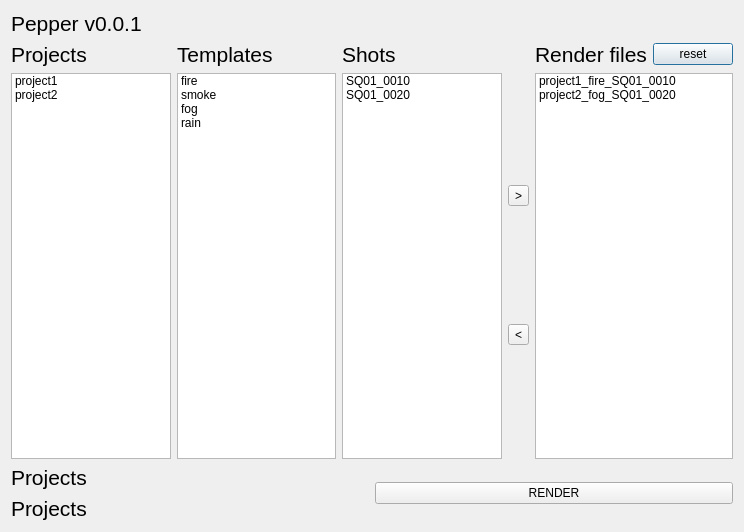
The window that ui/main.ui (NetflixVFX-Ac/BlackPepper) describes before a commit, drawn with Qt 5.
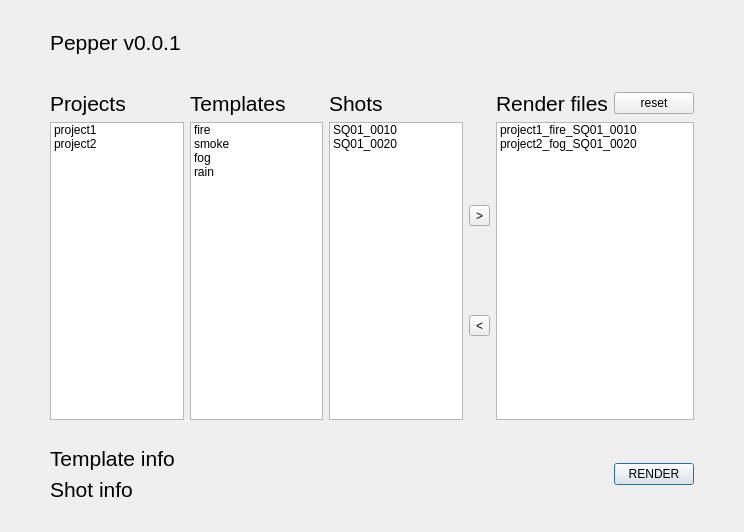
The same window after the commit.

What changed in the file:
```diff
--- a/ui/main.ui
+++ b/ui/main.ui
@@ -14,6 +14,85 @@
    <string>Dialog</string>
   </property>
   <layout class="QGridLayout" name="gridLayout_2">
+   <property name="leftMargin">
+    <number>50</number>
+   </property>
+   <property name="topMargin">
+    <number>30</number>
+   </property>
+   <property name="rightMargin">
+    <number>50</number>
+   </property>
+   <property name="bottomMargin">
+    <number>30</number>
+   </property>
+   <item row="2" column="0">
+    <layout class="QHBoxLayout" name="horizontalLayout">
+     <item>
+      <layout class="QVBoxLayout" name="verticalLayout_3">
+       <item>
+        <widget class="QLabel" name="template_info">
+         <property name="font">
+          <font>
+           <pointsize>16</pointsize>
+          </font>
+         </property>
+         <property name="text">
+          <string>Template info</string>
+         </property>
+        </widget>
+       </item>
+       <item>
+        <widget class="QLabel" name="shot_info">
+         <property name="font">
+          <font>
+           <pointsize>16</pointsize>
+          </font>
+         </property>
+         <property name="text">
+          <string>Shot info</string>
+         </property>
+        </widget>
+       </item>
+      </layout>
+     </item>
+     <item>
+      <spacer name="horizontalSpacer">
+       <property name="orientation">
+        <enum>Qt::Horizontal</enum>
+       </property>
+       <property name="sizeType">
+        <enum>QSizePolicy::Fixed</enum>
+       </property>
+       <property name="sizeHint" stdset="0">
+        <size>
+         <width>40</width>
+         <height>20</height>
+        </size>
+       </property>
+      </spacer>
+     </item>
+     <item>
+      <widget class="QPushButton" name="render_btn">
+       <property name="sizePolicy">
+        <sizepolicy hsizetype="Fixed" vsizetype="Fixed">
+         <horstretch>0</horstretch>
+         <verstretch>0</verstretch>
+        </sizepolicy>
+       </property>
+       <property name="minimumSize">
+        <size>
+         <width>0</width>
+         <height>0</height>
+        </size>
+       </property>
+       <property name="text">
+        <string>RENDER</string>
+       </property>
+      </widget>
+     </item>
+    </layout>
+   </item>
    <item row="0" column="0">
     <layout class="QVBoxLayout" name="verticalLayout_2">
      <item>
@@ -30,7 +109,19 @@
      </item>
      <item>
       <layout class="QGridLayout" name="gridLayout_3">
-       <item row="1" column="0">
+       <item row="1" column="2">
+        <widget class="QLabel" name="label_4">
+         <property name="font">
+          <font>
+           <pointsize>16</pointsize>
+          </font>
+         </property>
+         <property name="text">
+          <string>Shots</string>
+         </property>
+        </widget>
+       </item>
+       <item row="2" column="0">
         <widget class="QListWidget" name="listWidget">
          <item>
           <property name="text">
@@ -49,7 +140,7 @@
          </item>
         </widget>
        </item>
-       <item row="1" column="5">
+       <item row="2" column="5">
         <widget class="QListWidget" name="listWidget_4">
          <item>
           <property name="text">
@@ -68,7 +159,7 @@
          </item>
         </widget>
        </item>
-       <item row="1" column="1">
+       <item row="2" column="1">
         <widget class="QListWidget" name="listWidget_2">
          <item>
           <property name="text">
@@ -97,7 +188,7 @@
          </item>
         </widget>
        </item>
-       <item row="1" column="2">
+       <item row="2" column="2">
         <widget class="QListWidget" name="listWidget_3">
          <item>
           <property name="text">
@@ -116,61 +207,7 @@
          </item>
         </widget>
        </item>
-       <item row="1" column="3">
-        <layout class="QVBoxLayout" name="verticalLayout_4">
-         <item>
-          <widget class="QToolButton" name="toolButton_3">
-           <property name="text">
-            <string>&gt;</string>
-           </property>
-          </widget>
-         </item>
-         <item>
-          <widget class="QToolButton" name="toolButton_2">
-           <property name="text">
-            <string>&lt;</string>
-           </property>
-          </widget>
-         </item>
-        </layout>
-       </item>
-       <item row="0" column="0">
-        <widget class="QLabel" name="label">
-         <property name="font">
-          <font>
-           <pointsize>16</pointsize>
-          </font>
-         </property>
-         <property name="text">
-          <string>Projects</string>
-         </property>
-        </widget>
-       </item>
-       <item row="0" column="1">
-        <widget class="QLabel" name="label_2">
-         <property name="font">
-          <font>
-           <pointsize>16</pointsize>
-          </font>
-         </property>
-         <property name="text">
-          <string>Templates</string>
-         </property>
-        </widget>
-       </item>
-       <item row="0" column="2">
-        <widget class="QLabel" name="label_4">
-         <property name="font">
-          <font>
-           <pointsize>16</pointsize>
-          </font>
-         </property>
-         <property name="text">
-          <string>Shots</string>
-         </property>
-        </widget>
-       </item>
-       <item row="0" column="5">
+       <item row="1" column="5">
         <layout class="QHBoxLayout" name="horizontalLayout_2">
          <item>
           <widget class="QLabel" name="label_5">
@@ -193,48 +230,83 @@
          </item>
         </layout>
        </item>
+       <item row="2" column="3">
+        <layout class="QVBoxLayout" name="verticalLayout_4">
+         <item>
+          <widget class="QToolButton" name="append_btn">
+           <property name="text">
+            <string>&gt;</string>
+           </property>
+          </widget>
+         </item>
+         <item>
+          <widget class="QToolButton" name="del_btn">
+           <property name="text">
+            <string>&lt;</string>
+           </property>
+          </widget>
+         </item>
+        </layout>
+       </item>
+       <item row="1" column="0">
+        <widget class="QLabel" name="label">
+         <property name="font">
+          <font>
+           <pointsize>16</pointsize>
+          </font>
+         </property>
+         <property name="text">
+          <string>Projects</string>
+         </property>
+        </widget>
+       </item>
+       <item row="1" column="1">
+        <widget class="QLabel" name="label_2">
+         <property name="font">
+          <font>
+           <pointsize>16</pointsize>
+          </font>
+         </property>
+         <property name="text">
+          <string>Templates</string>
+         </property>
+        </widget>
+       </item>
+       <item row="0" column="0">
+        <spacer name="verticalSpacer">
+         <property name="orientation">
+          <enum>Qt::Vertical</enum>
+         </property>
+         <property name="sizeType">
+          <enum>QSizePolicy::Fixed</enum>
+         </property>
+         <property name="sizeHint" stdset="0">
+          <size>
+           <width>50</width>
+           <height>30</height>
+          </size>
+         </property>
+        </spacer>
+       </item>
       </layout>
      </item>
     </layout>
    </item>
    <item row="1" column="0">
-    <layout class="QHBoxLayout" name="horizontalLayout">
-     <item>
-      <layout class="QVBoxLayout" name="verticalLayout_3">
-       <item>
-        <widget class="QLabel" name="label_6">
-         <property name="font">
-          <font>
-           <pointsize>16</pointsize>
-          </font>
-         </property>
-         <property name="text">
-          <string>Projects</string>
-         </property>
-        </widget>
-       </item>
-       <item>
-        <widget class="QLabel" name="label_7">
-         <property name="font">
-          <font>
-           <pointsize>16</pointsize>
-          </font>
-         </property>
-         <property name="text">
-          <string>Projects</string>
-         </property>
-        </widget>
-       </item>
-      </layout>
-     </item>
-     <item>
-      <widget class="QPushButton" name="pushButton_2">
-       <property name="text">
-        <string>RENDER</string>
-       </property>
-      </widget>
-     </item>
-    </layout>
+    <spacer name="verticalSpacer_2">
+     <property name="orientation">
+      <enum>Qt::Vertical</enum>
+     </property>
+     <property name="sizeType">
+      <enum>QSizePolicy::Fixed</enum>
+     </property>
+     <property name="sizeHint" stdset="0">
+      <size>
+       <width>20</width>
+       <height>20</height>
+      </size>
+     </property>
+    </spacer>
    </item>
   </layout>
  </widget>
```
Left out of the diff: 2 changed lines with no effect on the pictures.
